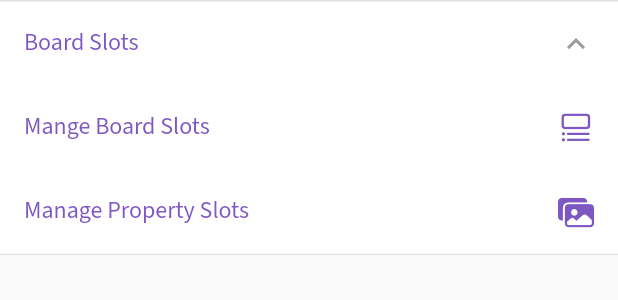
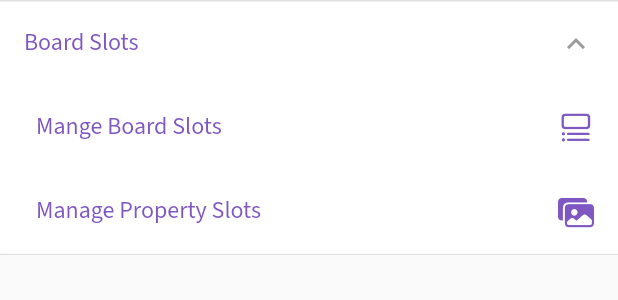
Before and after one commit to aifrosals/monopoly_admin, a Flutter app: the SideBarBoardSlotExpansionTile widget shown alone on an empty page, opened directly, after a tap on "Board Slots", on a phone screen of 412 x 824 dp. Shown: the top 300 px of the screen. Run offline on Flutter 3.47's test engine with Material 2 defaults, Android fonts, the phone set to English and light mode, and no system bars; our stand-ins replace charts_flutter, flutter_colorpicker, google_fonts, image_picker, shared_preferences; missing offline and left inert: dart:js; accounts and stored records are empty.

Commit message:
template + edit color

```diff
--- a/lib/api/api_constants.dart
+++ b/lib/api/api_constants.dart
@@ -1,10 +1,10 @@
 class ApiConstants {
-  static const String domain = 'http://172.168.1.108:3000/';
-  static const String socketPoint = 'http://172.168.1.108:3000/';
+  // static const String domain = 'http://192.168.10.8:3000/';
+  // static const String socketPoint = 'http://192.168.10.8:3000/';
 
-  // static const String domain = 'https://desolate-sierra-90130.herokuapp.com/';
-  // static const String socketPoint =
-  //     'https://desolate-sierra-90130.herokuapp.com/';
+  static const String domain = 'https://desolate-sierra-90130.herokuapp.com/';
+  static const String socketPoint =
+      'https://desolate-sierra-90130.herokuapp.com/';
 
   static const String registerUserWithEmail = 'registerUserWithEmail';
   static const String registerGuest = 'registerGuest';
--- a/lib/providers/board_provider.dart
+++ b/lib/providers/board_provider.dart
@@ -145,6 +145,11 @@ class BoardProvider extends ChangeNotifier {
       _editableSlots.insert(index, getSlotByType(type, index));
       rearrangeList();
     }
+  }
+
+  editSlotColor(int index, Color color) {
+    _editableSlots[index].color = color;
+    notifyListeners();
   }
 
   addPropertySlot(int index, String type, Color color, int level) {
--- a/lib/web/widgets/side_bar/side_bar_board_slots_expansion_tile.dart
+++ b/lib/web/widgets/side_bar/side_bar_board_slots_expansion_tile.dart
@@ -32,19 +32,25 @@ class SideBarBoardSlotExpansionTile extends StatelessWidget {
               color: dashboardProvider.mainWidgetIndex == 5
                   ? WebPalette.primary
                   : Colors.white,
+              child: const Padding(
+                padding: EdgeInsets.only(left: 8.0),
                 child: SideBarListTile(
                     title: 'Mange Board Slots',
                     index: 5,
                     icon: CupertinoIcons.list_bullet_below_rectangle),
               ),
+            ),
             Container(
               color: dashboardProvider.mainWidgetIndex == 6
                   ? WebPalette.primary
                   : Colors.white,
+              child: const Padding(
+                padding: EdgeInsets.only(left: 8.0),
                 child: SideBarListTile(
                     title: 'Manage Property Slots',
                     index: 6,
                     icon: CupertinoIcons.photo_fill_on_rectangle_fill),
+              ),
             ),
           ],
         ),
```
Also changed, not shown: lib/web/admin/pages/board_slots/widgets/edit_slot_button.dart (+10 -3 lines). Lines whose indentation alone changed are shown as unchanged.
